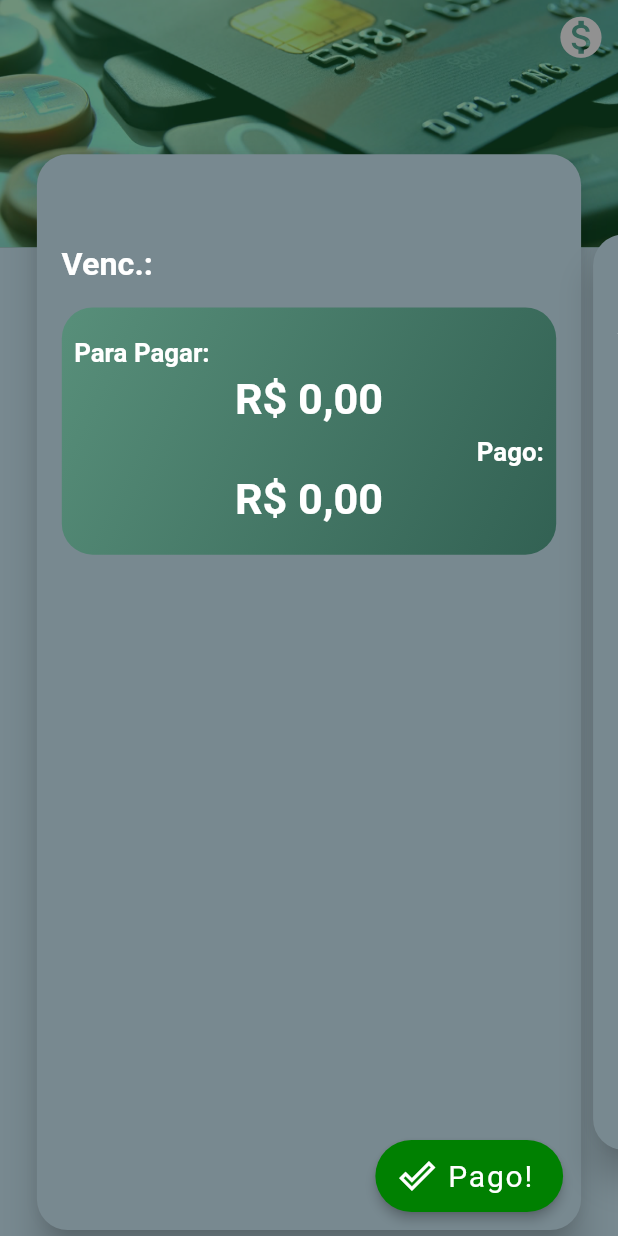
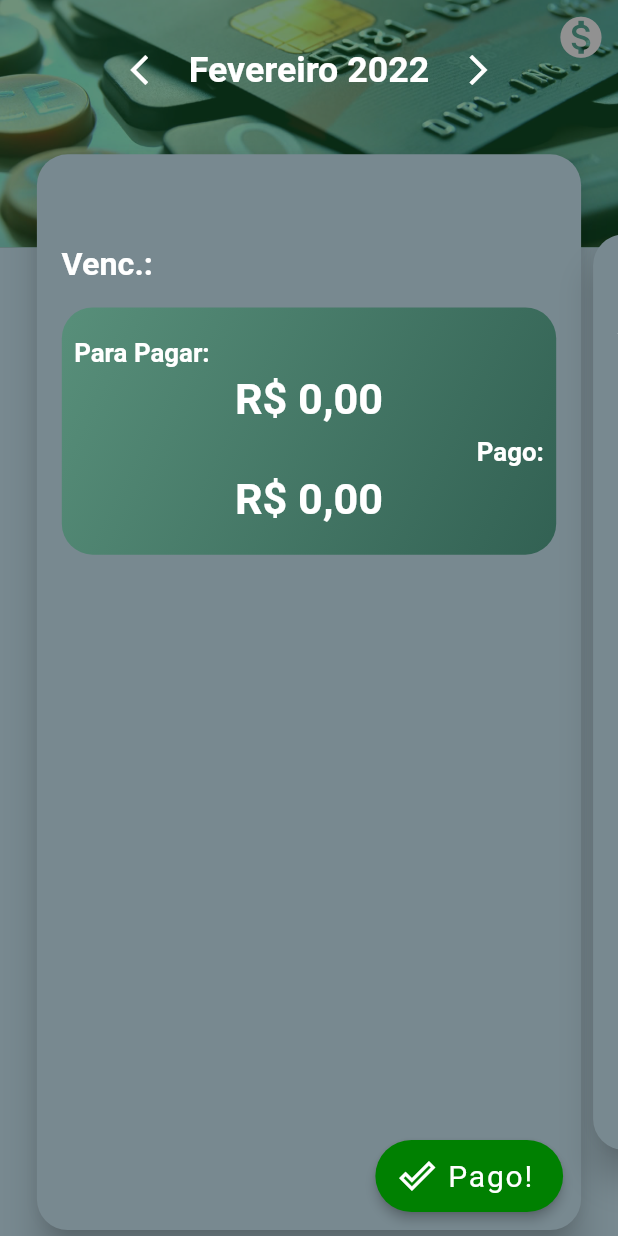
Before and after one commit to WilliamDCGomes/controle-financas, a Flutter app: the BillPage widget shown alone on an empty page, opened directly with empty values, on a phone screen of 412 x 824 dp. Run offline on Flutter 3.47's test engine with Material 2 defaults, Android fonts, the phone set to English and light mode, and no system bars; our stand-ins replace email_validator, get, responsive_sizer, rounded_loading_button.

Commit message:
Adicionado mês da conta a se pagar

```diff
--- a/lib/2-app/controllers/billController.dart
+++ b/lib/2-app/controllers/billController.dart
@@ -1,5 +1,5 @@
 import 'dart:ui';
-
+import 'package:flutter/cupertino.dart';
 import 'package:flutter/services.dart';
 import 'package:get/get.dart';
 import '../../1-base/models/bill.dart';
@@ -12,6 +12,7 @@
   late String secondTitleValueCard;
   late String secondValueCard;
   late List<Color> gradientColor;
+  late List<Widget> PlotBillList;
 
   BillController(this.bill){
     _getStatusBarColorOpen();
--- /dev/null
+++ b/lib/2-app/views/componentsWidgets/plotViewCardWidget.dart
@@ -0,0 +1,103 @@
+import 'package:flutter/material.dart';
+import 'package:responsive_sizer/responsive_sizer.dart';
+import '../../../1-base/models/bill.dart';
+import '../../enums/enums.dart';
+import '../stylePages/appColors.dart';
+import 'textWidget.dart';
+import 'twoInformationsValueWidget.dart';
+
+class PlotViewCardWidget extends StatelessWidget {
+  final Bill bill;
+  final String firstTitleValueCard;
+  final String firstValueCard;
+  final String secondTitleValueCard;
+  final String secondValueCard;
+
+  const PlotViewCardWidget(
+      { Key? key,
+        required this.bill,
+        required this.firstTitleValueCard,
+        required this.firstValueCard,
+        required this.secondTitleValueCard,
+        required this.secondValueCard,
+      }) : super(key: key);
+
+  @override
+  Widget build(BuildContext context) {
+    return Padding(
+      padding: EdgeInsets.only(top: 12.h),
+      child: Scaffold(
+        backgroundColor: AppColors().transparentColor,
+        body: Card(
+          color: AppColors().standardColor,
+          elevation: 10,
+          shape: RoundedRectangleBorder(
+            borderRadius: BorderRadius.circular(2.5.h),
+          ),
+          child: Padding(
+            padding: EdgeInsets.all(2.h),
+            child: Column(
+
+              crossAxisAlignment: CrossAxisAlignment.stretch,
+              children: [
+                Padding(
+                  padding: EdgeInsets.only(right: 1.5.w),
+                  child: Container(
+                    width: 90.w - 4.h,
+                    child: TextWidget(
+                      bill.billName ?? "",
+                      fontSize: 24.sp,
+                      fontWeight: FontWeight.bold,
+                      textAlign: TextAlign.start,
+                      maxLines: 1,
+                    ),
+                  ),
+                ),
+                Padding(
+                  padding: EdgeInsets.only(top: .5.h),
+                  child: TextWidget(
+                    "Venc.: ${bill.formattedDate}",
+                    fontSize: 19.sp,
+                    fontWeight: FontWeight.bold,
+                    textAlign: TextAlign.start,
+                    maxLines: 1,
+                  ),
+                ),
+                Padding(
+                  padding: EdgeInsets.only(top: 2.h),
+                  child: Column(
+                    crossAxisAlignment: CrossAxisAlignment.center,
+                    children: [
+                      TwoInformationsValueWidget(
+                        titleFirstValue: firstTitleValueCard,
+                        firstValue: firstValueCard,
+                        titleSecondValue: secondTitleValueCard,
+                        secondValue: secondValueCard,
+                        gradientColor: bill.getGradient,
+                      ),
+
+                    ],
+                  ),
+                ),
+              ],
+            ),
+          ),
+        ),
+        floatingActionButton: bill.statusBill != StatusBill.alreadyPaid?
+        FloatingActionButton.extended(
+          onPressed: () {
+
+          },
+          label: TextWidget(
+              "Pago!"
+          ),
+          icon: Icon(
+              Icons.done_outline_sharp
+          ),
+          backgroundColor: AppColors().greenColor,
+          elevation: 3,
+        ) : null,
+      ),
+    );
+  }
+}
--- a/lib/2-app/views/pages/billPage.dart
+++ b/lib/2-app/views/pages/billPage.dart
@@ -1,5 +1,4 @@
 import 'package:carousel_slider/carousel_slider.dart';
-import 'package:financas_controle/2-app/enums/enums.dart';
 import 'package:financas_controle/2-app/views/componentsWidgets/textWidget.dart';
 import 'package:flutter/material.dart';
 import 'package:get/get.dart';
@@ -7,7 +6,7 @@
 import '../../../1-base/models/bill.dart';
 import '../../controllers/billController.dart';
 import '../componentsWidgets/billCardWidget.dart';
-import '../componentsWidgets/twoInformationsValueWidget.dart';
+import '../componentsWidgets/plotViewCardWidget.dart';
 import '../stylePages/appColors.dart';
 
 class BillPage extends StatefulWidget {
@@ -60,81 +59,50 @@
                     enableInfiniteScroll: false,
                   ),
                   itemBuilder: (BuildContext context, int itemIndex, int pageViewIndex) {
-                    return Padding(
-                      padding: EdgeInsets.only(top: 12.h),
-                      child: Scaffold(
-                        backgroundColor: AppColors().transparentColor,
-                        body: Card(
-                          color: AppColors().standardColor,
-                          elevation: 10,
-                          shape: RoundedRectangleBorder(
-                            borderRadius: BorderRadius.circular(2.5.h),
+                    return PlotViewCardWidget(
+                      bill: controller.bill,
+                      firstTitleValueCard: controller.firstTitleValueCard,
+                      firstValueCard: controller.firstValueCard,
+                      secondTitleValueCard: controller.secondTitleValueCard,
+                      secondValueCard: controller.secondValueCard,
+                    );
+                  },
                 ),
-                          child: Padding(
-                            padding: EdgeInsets.all(2.h),
-                            child: Column(
-                              crossAxisAlignment: CrossAxisAlignment.stretch,
+                Padding(
+                  padding: EdgeInsets.only(top: 4.h),
+                  child: Row(
+                    mainAxisAlignment: MainAxisAlignment.center,
                     children: [
+                      GestureDetector(
+                        onTap: (){
+
+                        },
+                        child: Icon(
+                          Icons.arrow_back_ios_outlined,
+                          color: AppColors().whiteColor,
+                        ),
+                      ),
                       Padding(
-                                  padding: EdgeInsets.only(right: 1.5.w),
-                                  child: Container(
-                                    width: 90.w - 4.h,
+                        padding: EdgeInsets.only(left: 5.w, right: 5.w),
                         child: TextWidget(
-                                      controller.bill.billName ?? "",
-                                      fontSize: 24.sp,
+                          "Fevereiro 2022",
+                          fontSize: 20.sp,
                           fontWeight: FontWeight.bold,
                           textAlign: TextAlign.start,
                           maxLines: 1,
                         ),
                       ),
-                                ),
-                                Padding(
-                                  padding: EdgeInsets.only(top: .5.h),
-                                  child: TextWidget(
-                                    "Venc.: ${controller.bill.formattedDate}",
-                                    fontSize: 19.sp,
-                                    fontWeight: FontWeight.bold,
-                                    textAlign: TextAlign.start,
-                                    maxLines: 1,
-                                  ),
-                                ),
-                                Padding(
-                                  padding: EdgeInsets.only(top: 2.h),
-                                  child: Column(
-                                    crossAxisAlignment: CrossAxisAlignment.center,
-                                    children: [
-                                      TwoInformationsValueWidget(
-                                        titleFirstValue: controller.firstTitleValueCard,
-                                        firstValue: controller.firstValueCard,
-                                        titleSecondValue: controller.secondTitleValueCard,
-                                        secondValue: controller.secondValueCard,
-                                        gradientColor: controller.bill.getGradient,
-                                      ),
+                      GestureDetector(
+                        onTap: (){
 
-                                    ],
+                        },
+                        child: Icon(
+                          Icons.arrow_forward_ios_outlined,
+                          color: AppColors().whiteColor,
                         ),
                       ),
                     ],
                   ),
-                          ),
-                        ),
-                        floatingActionButton: controller.bill.statusBill != StatusBill.alreadyPaid?
-                        FloatingActionButton.extended(
-                          onPressed: () {
-
-                          },
-                          label: TextWidget(
-                              "Pago!"
-                          ),
-                          icon: Icon(
-                              Icons.done_outline_sharp
-                          ),
-                          backgroundColor: AppColors().greenColor,
-                          elevation: 3,
-                        ) : null,
-                      ),
-                    );
-                  },
                 ),
               ],
             ),
```
Also changed, not shown: 2 other files. Lines whose indentation alone changed are shown as unchanged.
